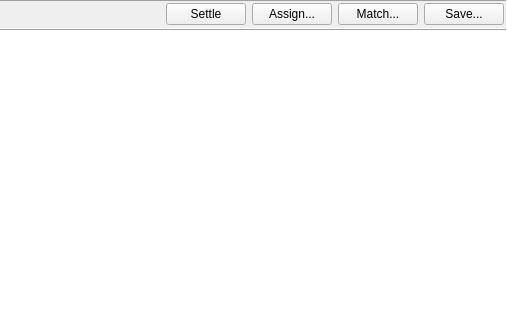
Above: jal/ui/reports/unsettled_transfers_report.ui from titov-vv/jal before the change; both pictures show x 393 to 900 and y 0 to 320 of the 900 by 500 pixel window. Below: the same form after it.
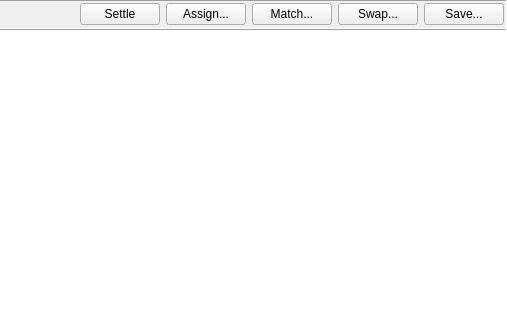
That is the form after the change. Custom widgets are drawn as their Qt base class.

Commit message: Unsettled transfers conversion to swap was added

Patch:
```diff
--- a/jal/ui/reports/unsettled_transfers_report.ui
+++ b/jal/ui/reports/unsettled_transfers_report.ui
@@ -133,6 +133,16 @@
        </widget>
       </item>
       <item row="0" column="8">
+       <widget class="QPushButton" name="SwapButton">
+        <property name="toolTip">
+         <string>Replace a leg and the one it was exchanged with by the swap they are</string>
+        </property>
+        <property name="text">
+         <string>Swap...</string>
+        </property>
+       </widget>
+      </item>
+      <item row="0" column="9">
        <widget class="QPushButton" name="SaveButton">
         <property name="text">
          <string>Save...</string>
```
The commit also changes 9 other files.
